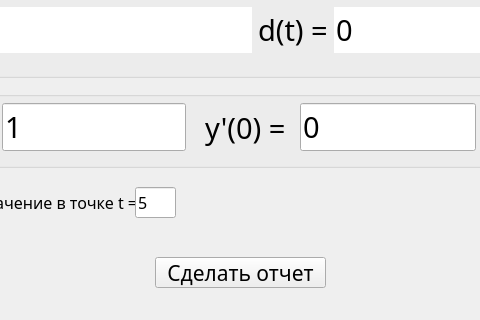
Pro100Miner/MathStability, file src/ui_files/mathStab.ui: the form before one commit; both pictures show x 105 to 585 and y 202 to 522 of the 713 by 522 pixel window.
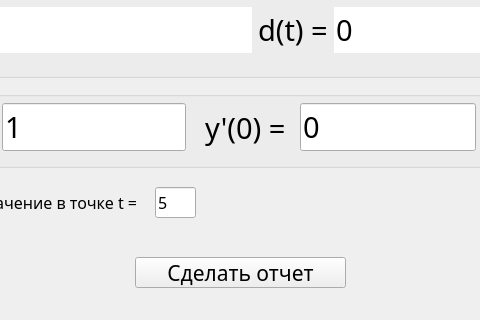
The form after the commit. Icons and pictures are not drawn.

Diff of the .ui file:
```diff
--- a/src/ui_files/mathStab.ui
+++ b/src/ui_files/mathStab.ui
@@ -45,9 +45,9 @@
    <widget class="QPushButton" name="pushButton">
     <property name="geometry">
      <rect>
-      <x>260</x>
+      <x>240</x>
       <y>440</y>
-      <width>171</width>
+      <width>211</width>
       <height>31</height>
      </rect>
     </property>
@@ -260,7 +260,7 @@
    <widget class="QLineEdit" name="point_t">
     <property name="geometry">
      <rect>
-      <x>240</x>
+      <x>260</x>
       <y>370</y>
       <width>41</width>
       <height>31</height>
```
Left out of the diff: 2 changed lines with no effect on the pictures.
